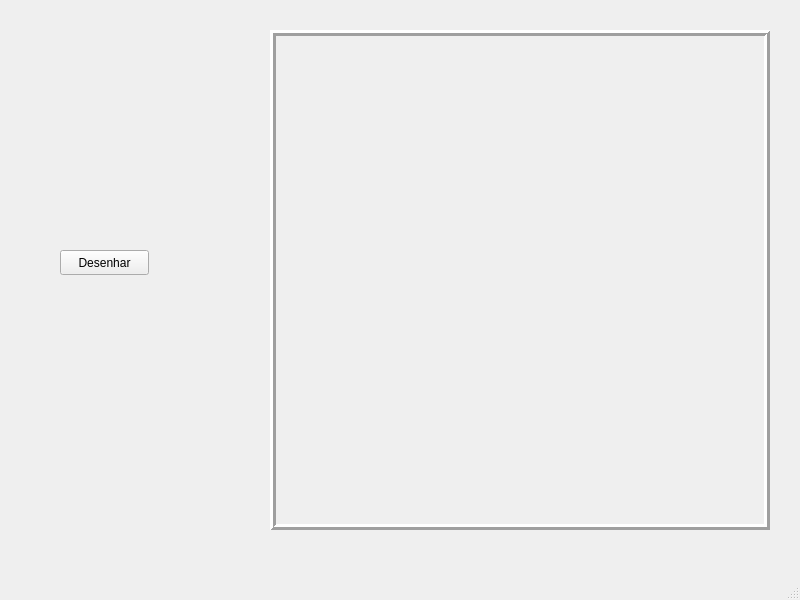
gabrielschorsch/projeto-cg, file mainwindow.ui: the form before one commit.
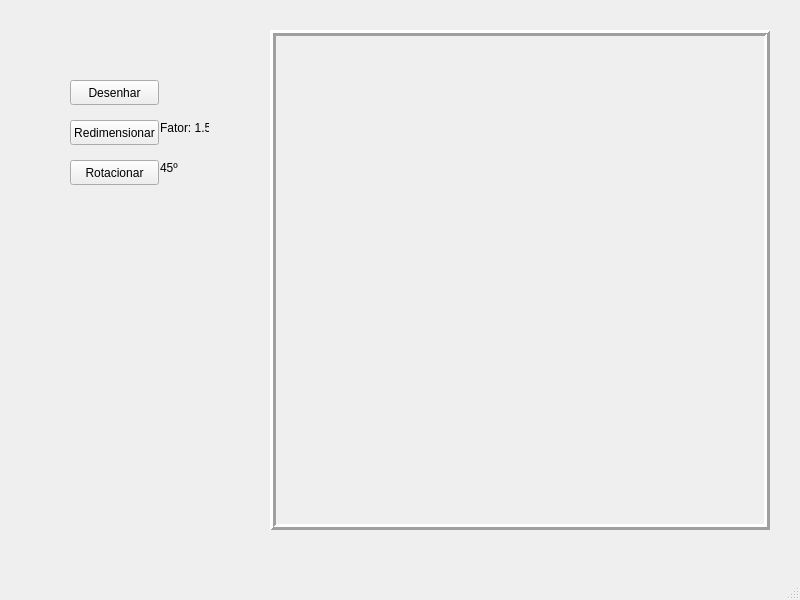
The form after the commit. Custom widgets are drawn as their Qt base class.

What changed in the file:
```diff
--- a/mainwindow.ui
+++ b/mainwindow.ui
@@ -48,8 +48,8 @@
    <widget class="QPushButton" name="pushButton">
     <property name="geometry">
      <rect>
-      <x>60</x>
-      <y>250</y>
+      <x>70</x>
+      <y>80</y>
       <width>89</width>
       <height>25</height>
      </rect>
@@ -58,6 +58,58 @@
      <string>Desenhar</string>
     </property>
    </widget>
+   <widget class="QPushButton" name="pushButton_2">
+    <property name="geometry">
+     <rect>
+      <x>70</x>
+      <y>160</y>
+      <width>89</width>
+      <height>25</height>
+     </rect>
+    </property>
+    <property name="text">
+     <string>Rotacionar</string>
+    </property>
+   </widget>
+   <widget class="QPushButton" name="pushButton_3">
+    <property name="geometry">
+     <rect>
+      <x>70</x>
+      <y>120</y>
+      <width>89</width>
+      <height>25</height>
+     </rect>
+    </property>
+    <property name="text">
+     <string>Redimensionar</string>
+    </property>
+   </widget>
+   <widget class="QLabel" name="label">
+    <property name="geometry">
+     <rect>
+      <x>160</x>
+      <y>120</y>
+      <width>49</width>
+      <height>16</height>
+     </rect>
+    </property>
+    <property name="text">
+     <string>Fator: 1.5x</string>
+    </property>
+   </widget>
+   <widget class="QLabel" name="label_2">
+    <property name="geometry">
+     <rect>
+      <x>160</x>
+      <y>160</y>
+      <width>49</width>
+      <height>16</height>
+     </rect>
+    </property>
+    <property name="text">
+     <string>45º</string>
+    </property>
+   </widget>
   </widget>
   <widget class="QMenuBar" name="menubar">
    <property name="geometry">
```
Left out of the diff: 36 changed lines with no effect on the pictures.
